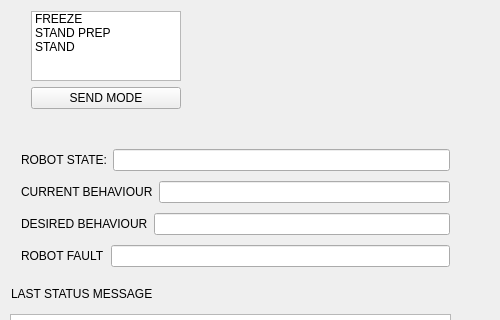
The window that vigir_ocs_supervisor/src/ui/widget.ui (team-vigir/vigir_ocs_common) describes before a commit, drawn with Qt 5; both pictures show x 0 to 500 and y 206 to 526 of the 500 by 757 pixel window.
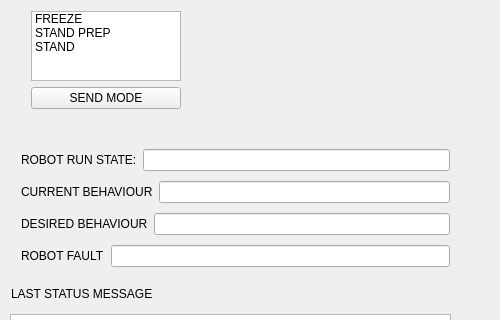
The same window after the commit.

Commit message: --- display values filtered and rounded to 2 decimal places

```diff
--- a/vigir_ocs_supervisor/src/ui/widget.ui
+++ b/vigir_ocs_supervisor/src/ui/widget.ui
@@ -46,7 +46,7 @@
       <item>
        <widget class="QLabel" name="robo_st">
         <property name="text">
-         <string>ROBOT STATE:</string>
+         <string>ROBOT RUN STATE:</string>
         </property>
        </widget>
       </item>
```
Left out of the diff: 2 changed lines with no effect on the pictures. The commit also changes 2 other files.
